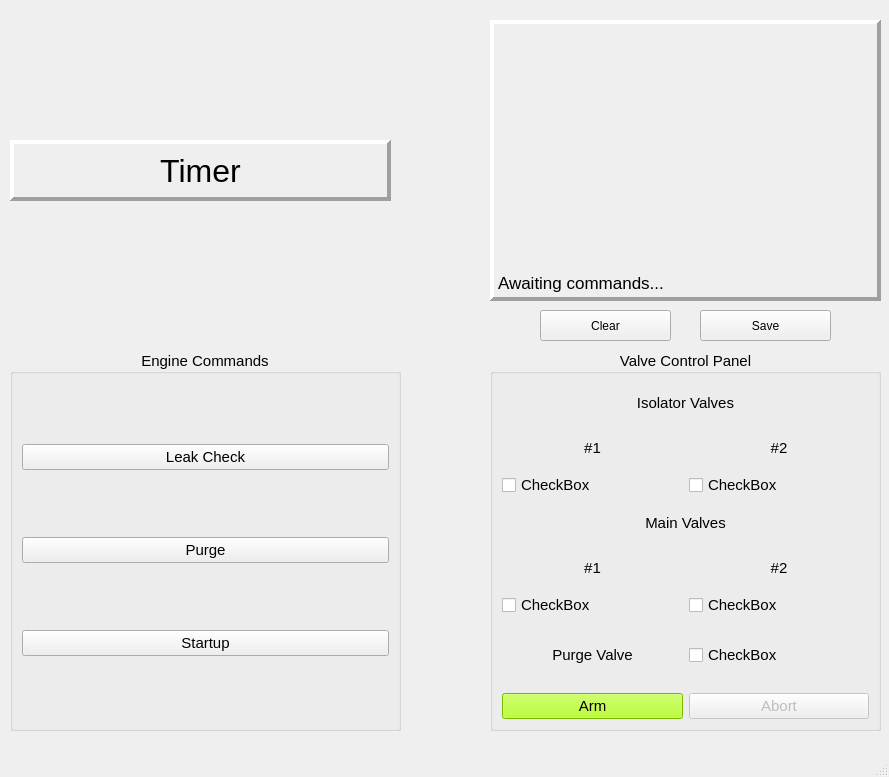
Qt form v0.1/APRL_GUIv0_1.ui (UC-Davis-APRL/APRL_GUI) before a commit.
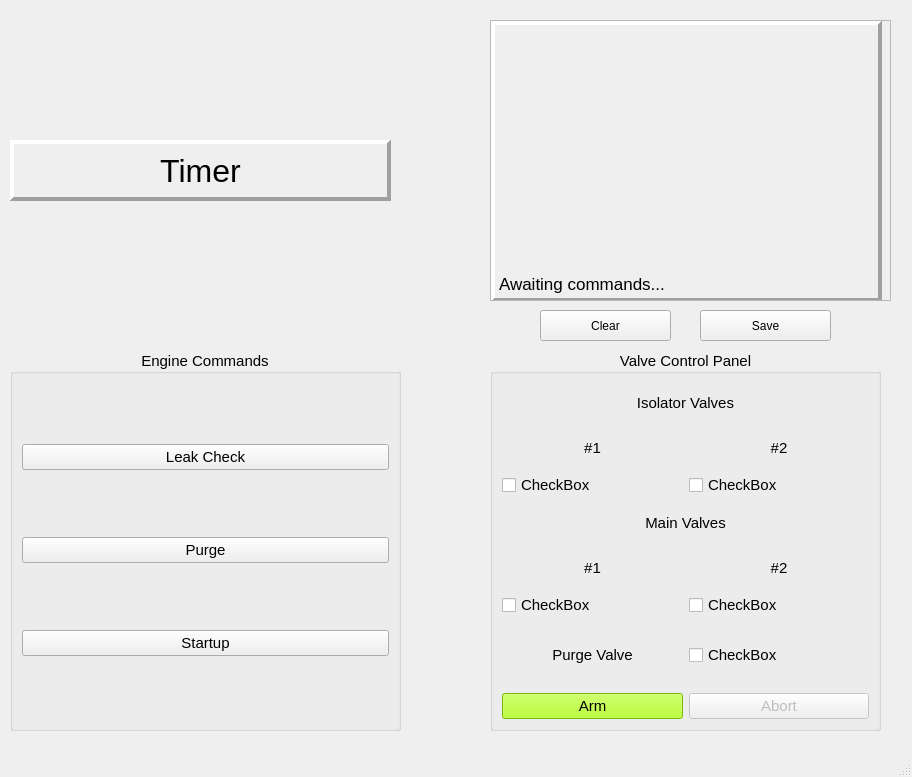
The same form after that commit. Custom widgets are drawn as their Qt base class.

Commit message: 11/2/2023 Logging function complete

Patch:
```diff
--- a/v0.1/APRL_GUIv0_1.ui
+++ b/v0.1/APRL_GUIv0_1.ui
@@ -9,7 +9,7 @@
    <rect>
     <x>0</x>
     <y>0</y>
-    <width>889</width>
+    <width>912</width>
     <height>777</height>
    </rect>
   </property>
@@ -388,36 +388,6 @@
      <set>Qt::AlignCenter</set>
     </property>
    </widget>
-   <widget class="QLabel" name="log">
-    <property name="geometry">
-     <rect>
-      <x>490</x>
-      <y>20</y>
-      <width>391</width>
-      <height>281</height>
-     </rect>
-    </property>
-    <property name="font">
-     <font>
-      <pointsize>13</pointsize>
-     </font>
-    </property>
-    <property name="frameShape">
-     <enum>QFrame::Panel</enum>
-    </property>
-    <property name="frameShadow">
-     <enum>QFrame::Raised</enum>
-    </property>
-    <property name="lineWidth">
-     <number>4</number>
-    </property>
-    <property name="text">
-     <string>Awaiting commands...</string>
-    </property>
-    <property name="alignment">
-     <set>Qt::AlignBottom|Qt::AlignLeading|Qt::AlignLeft</set>
-    </property>
-   </widget>
    <widget class="QPushButton" name="commandClear">
     <property name="geometry">
      <rect>
@@ -444,6 +414,59 @@
      <string>Save</string>
     </property>
    </widget>
+   <widget class="QScrollArea" name="scrollArea">
+    <property name="geometry">
+     <rect>
+      <x>490</x>
+      <y>20</y>
+      <width>401</width>
+      <height>281</height>
+     </rect>
+    </property>
+    <property name="widgetResizable">
+     <bool>true</bool>
+    </property>
+    <widget class="QWidget" name="scrollAreaWidgetContents">
+     <property name="geometry">
+      <rect>
+       <x>0</x>
+       <y>0</y>
+       <width>399</width>
+       <height>279</height>
+      </rect>
+     </property>
+     <widget class="QLabel" name="log">
+      <property name="geometry">
+       <rect>
+        <x>0</x>
+        <y>0</y>
+        <width>391</width>
+        <height>281</height>
+       </rect>
+      </property>
+      <property name="font">
+       <font>
+        <pointsize>13</pointsize>
+       </font>
+      </property>
+      <property name="frameShape">
+       <enum>QFrame::Panel</enum>
+      </property>
+      <property name="frameShadow">
+       <enum>QFrame::Raised</enum>
+      </property>
+      <property name="lineWidth">
+       <number>4</number>
+      </property>
+      <property name="text">
+       <string>Awaiting commands...</string>
+      </property>
+      <property name="alignment">
+       <set>Qt::AlignBottom|Qt::AlignLeading|Qt::AlignLeft</set>
+      </property>
+     </widget>
+    </widget>
+   </widget>
   </widget>
   <widget class="QMenuBar" name="menubar">
    <property name="geometry">
```
Left out of the diff: 2 changed lines with no effect on the pictures. The commit also changes 1 other file.
